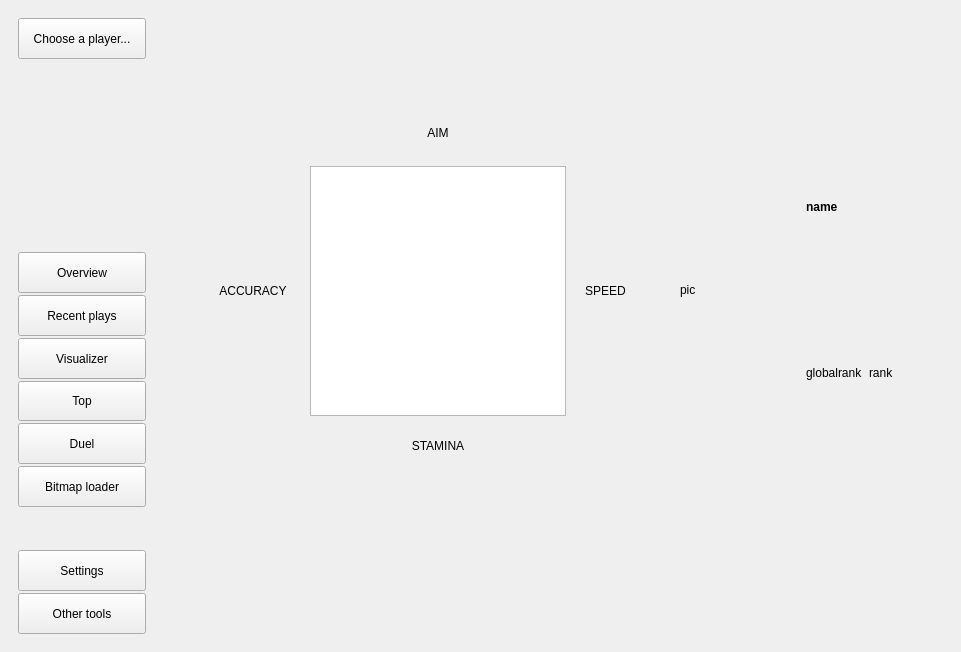
Before: the Qt Designer form osu-master/mainwindow.ui in PrefectSol/osu-master, drawn with Qt 5.
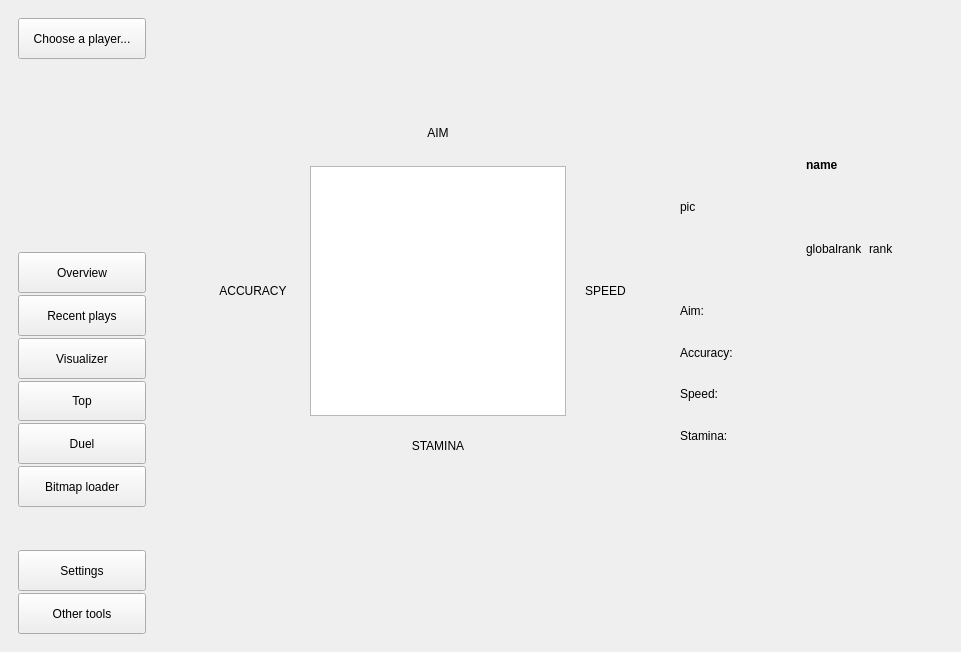
After: the same form once the commit is applied. The open tabs and pages were chosen to show the change.

```diff
--- a/osu-master/mainwindow.ui
+++ b/osu-master/mainwindow.ui
@@ -215,7 +215,7 @@
     <item row="0" column="1">
      <widget class="QStackedWidget" name="contentViewer">
       <property name="currentIndex">
-       <number>8</number>
+       <number>1</number>
       </property>
       <widget class="QWidget" name="choosePage">
        <layout class="QGridLayout" name="gridLayout_8">
@@ -406,7 +406,7 @@
           </property>
          </spacer>
         </item>
-        <item row="1" column="0">
+        <item row="1" column="0" rowspan="2">
          <spacer name="horizontalSpacer_6">
           <property name="orientation">
            <enum>Qt::Horizontal</enum>
@@ -419,7 +419,7 @@
           </property>
          </spacer>
         </item>
-        <item row="1" column="1">
+        <item row="1" column="1" rowspan="2">
          <layout class="QGridLayout" name="gridLayout_3">
           <item row="2" column="2">
            <widget class="QGraphicsView" name="graphicsView">
@@ -538,7 +538,7 @@
           </item>
          </layout>
         </item>
-        <item row="1" column="2">
+        <item row="1" column="2" rowspan="2">
          <spacer name="horizontalSpacer_7">
           <property name="orientation">
            <enum>Qt::Horizontal</enum>
@@ -596,7 +596,7 @@
           </item>
          </layout>
         </item>
-        <item row="1" column="4">
+        <item row="1" column="4" rowspan="2">
          <spacer name="horizontalSpacer_10">
           <property name="orientation">
            <enum>Qt::Horizontal</enum>
@@ -610,6 +610,82 @@
          </spacer>
         </item>
         <item row="2" column="3">
+         <layout class="QVBoxLayout" name="verticalLayout_7">
+          <item>
+           <layout class="QHBoxLayout" name="horizontalLayout_5">
+            <item>
+             <widget class="QLabel" name="label_29">
+              <property name="text">
+               <string>Aim:</string>
+              </property>
+             </widget>
+            </item>
+            <item>
+             <widget class="QLabel" name="aimValueLabel">
+              <property name="text">
+               <string/>
+              </property>
+             </widget>
+            </item>
+           </layout>
+          </item>
+          <item>
+           <layout class="QHBoxLayout" name="horizontalLayout_18">
+            <item>
+             <widget class="QLabel" name="label_30">
+              <property name="text">
+               <string>Accuracy:</string>
+              </property>
+             </widget>
+            </item>
+            <item>
+             <widget class="QLabel" name="accuracyValueLabel">
+              <property name="text">
+               <string/>
+              </property>
+             </widget>
+            </item>
+           </layout>
+          </item>
+          <item>
+           <layout class="QHBoxLayout" name="horizontalLayout_19">
+            <item>
+             <widget class="QLabel" name="label_31">
+              <property name="text">
+               <string>Speed:</string>
+              </property>
+             </widget>
+            </item>
+            <item>
+             <widget class="QLabel" name="speedValueLabel">
+              <property name="text">
+               <string/>
+              </property>
+             </widget>
+            </item>
+           </layout>
+          </item>
+          <item>
+           <layout class="QHBoxLayout" name="horizontalLayout_20">
+            <item>
+             <widget class="QLabel" name="label_32">
+              <property name="text">
+               <string>Stamina:</string>
+              </property>
+             </widget>
+            </item>
+            <item>
+             <widget class="QLabel" name="staminaValueLabel">
+              <property name="text">
+               <string/>
+              </property>
+             </widget>
+            </item>
+           </layout>
+          </item>
+         </layout>
+        </item>
+        <item row="3" column="3">
          <spacer name="verticalSpacer_11">
           <property name="orientation">
            <enum>Qt::Vertical</enum>
@@ -622,7 +698,7 @@
           </property>
          </spacer>
         </item>
-        <item row="3" column="1">
+        <item row="4" column="1">
          <spacer name="verticalSpacer_7">
           <property name="orientation">
            <enum>Qt::Vertical</enum>
```
